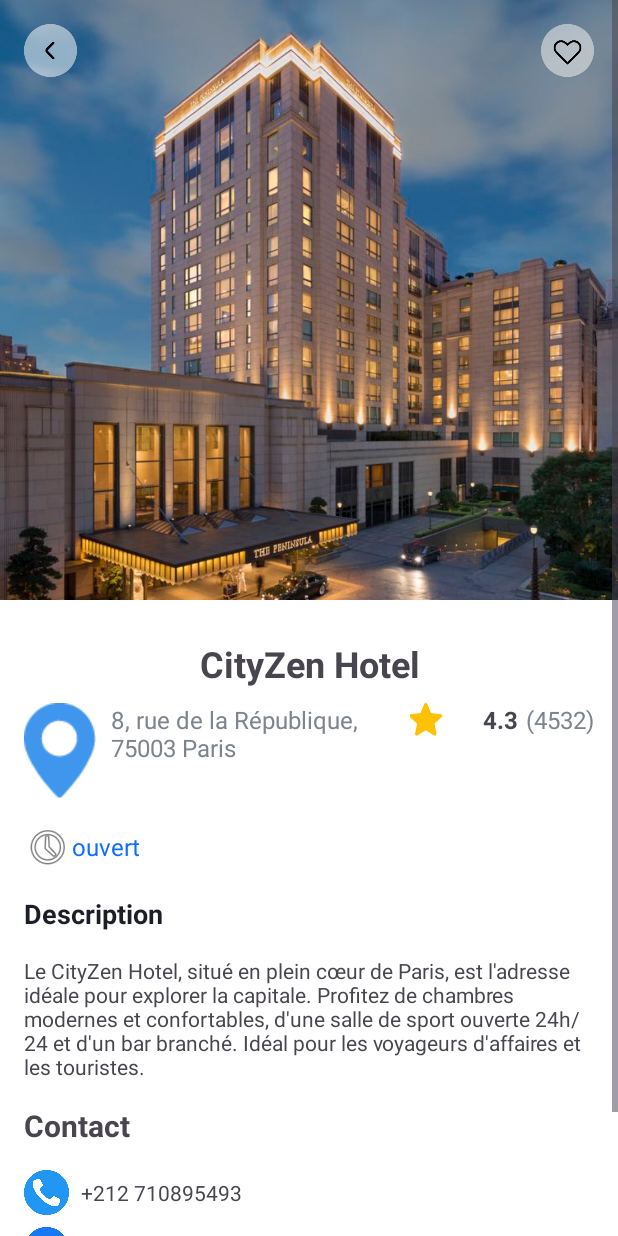
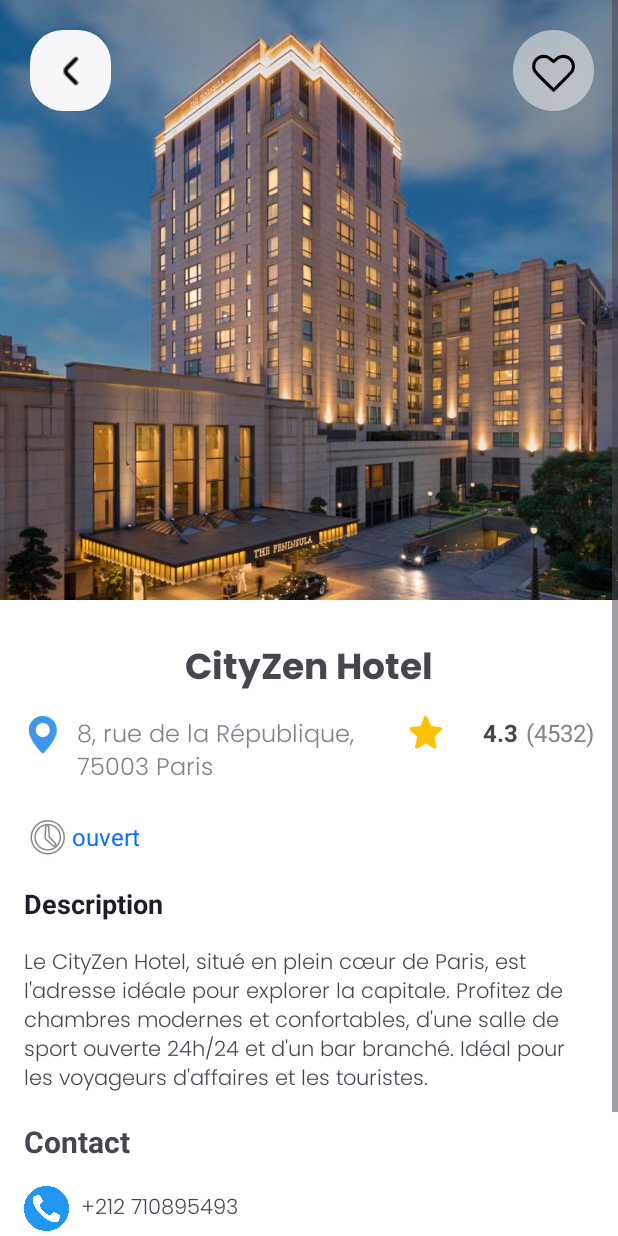
Before and after one commit to charimilouda/TravellApp, an Android app: the layout activity_detail_lieu.xml on its own in the app's theme, with its tools: preview values and no code run, on a phone screen of 412 x 824 dp. Run offline under Robolectric (Android 15) with nearby library versions, the phone set to English and light mode, and no system bars; Roboto replaces fonts that are not available here.

Commit message:
modification done by Ridwane

```diff
--- a/app/src/main/res/layout/activity_detail_lieu.xml
+++ b/app/src/main/res/layout/activity_detail_lieu.xml
@@ -46,20 +46,23 @@
                         app:layout_constraintTop_toTopOf="parent"
                         tools:srcCompat="@drawable/hotel_demo_img" />
 
-                    <ImageView
+                    <ImageButton
                         android:id="@+id/backImage"
-                        android:layout_width="35dp"
-                        android:layout_height="35dp"
-                        android:layout_marginStart="16dp"
-                        android:layout_marginTop="16dp"
+                        android:layout_width="54dp"
+                        android:layout_height="54dp"
+                        android:layout_marginLeft="20dp"
+                        android:layout_marginTop="20dp"
+                        android:src="@drawable/retour"
+                        android:background="@drawable/elypse"
+                        android:contentDescription="retour"
                         app:layout_constraintStart_toStartOf="parent"
                         app:layout_constraintTop_toTopOf="parent"
                         app:srcCompat="@drawable/back" />
 
                     <ImageView
                         android:id="@+id/favImage"
-                        android:layout_width="35dp"
-                        android:layout_height="35dp"
+                        android:layout_width="54dp"
+                        android:layout_height="54dp"
                         android:layout_marginEnd="16dp"
                         app:layout_constraintBottom_toBottomOf="@+id/backImage"
                         app:layout_constraintEnd_toEndOf="parent"
@@ -91,6 +94,7 @@
                         android:layout_height="wrap_content"
                         android:layout_margin="10dp"
                         android:text="CityZen Hotel"
+                        android:fontFamily="@font/poppins_bold"
                         android:textAlignment="center"
                         android:textSize="24sp"
                         android:textStyle="bold" />
@@ -115,8 +119,8 @@
 
                         <ImageView
                             android:id="@+id/imageView7"
-                            android:layout_width="wrap_content"
-                            android:layout_height="wrap_content"
+                            android:layout_width="25dp"
+                            android:layout_height="25dp"
                             android:layout_marginEnd="10dp"
                             app:srcCompat="@drawable/location" />
 
@@ -124,6 +128,7 @@
                             android:id="@+id/lieuAddress"
                             android:layout_width="200dp"
                             android:layout_height="wrap_content"
+                            android:fontFamily="@font/poppins_light"
                             android:text="8, rue de la République, 75003 Paris"
                             android:textColor="@color/dark_light"
                             android:textSize="16sp" />
@@ -232,6 +237,7 @@
                         android:id="@+id/lieuDescription"
                         android:layout_width="wrap_content"
                         android:layout_height="wrap_content"
+                        android:fontFamily="@font/poppins_light"
                         android:text="@string/defaultDescription" />
 
                     <androidx.constraintlayout.widget.ConstraintLayout
@@ -271,6 +277,7 @@
                             android:layout_marginStart="8dp"
                             android:layout_weight="1"
                             android:text="+212 710895493"
+                            android:fontFamily="@font/poppins_light"
                             app:layout_constraintBottom_toBottomOf="parent"
                             app:layout_constraintEnd_toEndOf="parent"
                             app:layout_constraintHorizontal_bias="0.0"
@@ -309,6 +316,7 @@
                             android:layout_height="wrap_content"
                             android:layout_marginStart="8dp"
                             android:layout_weight="1"
+                            android:fontFamily="@font/poppins_light"
                             android:text="facebook"
                             app:layout_constraintBottom_toBottomOf="parent"
                             app:layout_constraintEnd_toEndOf="parent"
@@ -348,6 +356,7 @@
                             android:layout_width="wrap_content"
                             android:layout_height="wrap_content"
                             android:layout_marginStart="8dp"
+                            android:fontFamily="@font/poppins_light"
                             android:layout_weight="1"
                             android:text="facebook"
                             app:layout_constraintBottom_toBottomOf="parent"
@@ -367,6 +376,7 @@
                     android:backgroundTint="@color/bg_btn"
                     android:paddingVertical="5dp"
                     android:text="en savoir plus"
+                    android:fontFamily="@font/poppins_bold"
                     android:textColor="@color/white"
                     android:textSize="16sp"
                     android:textStyle="bold"
```
Also changed, not shown: app/src/main/res/layout/activity_cafe.xml (+11 -6 lines), app/src/main/res/layout/activity_hotel.xml (+8 -2 lines), app/src/main/res/layout/activity_museum.xml (+10 -6 lines), app/src/main/res/layout/activity_park.xml (+10 -6 lines), app/src/main/res/layout/activity_restaurant.xml (+11 -6 lines), app/src/main/res/layout/activity_shopping.xml (+11 -6 lines), app/src/main/res/layout/lieu_item.xml (+15 -9 lines).
